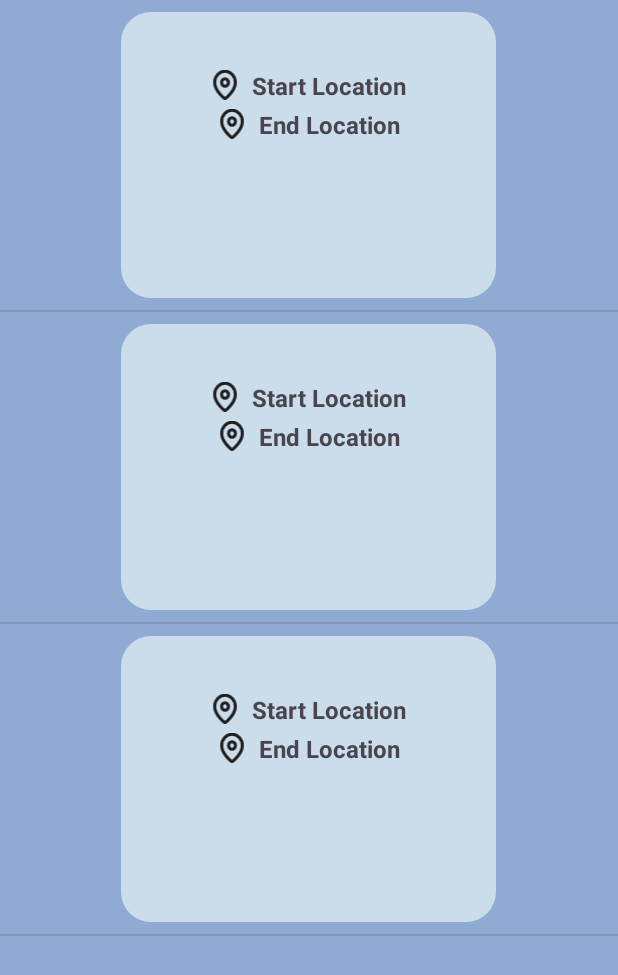
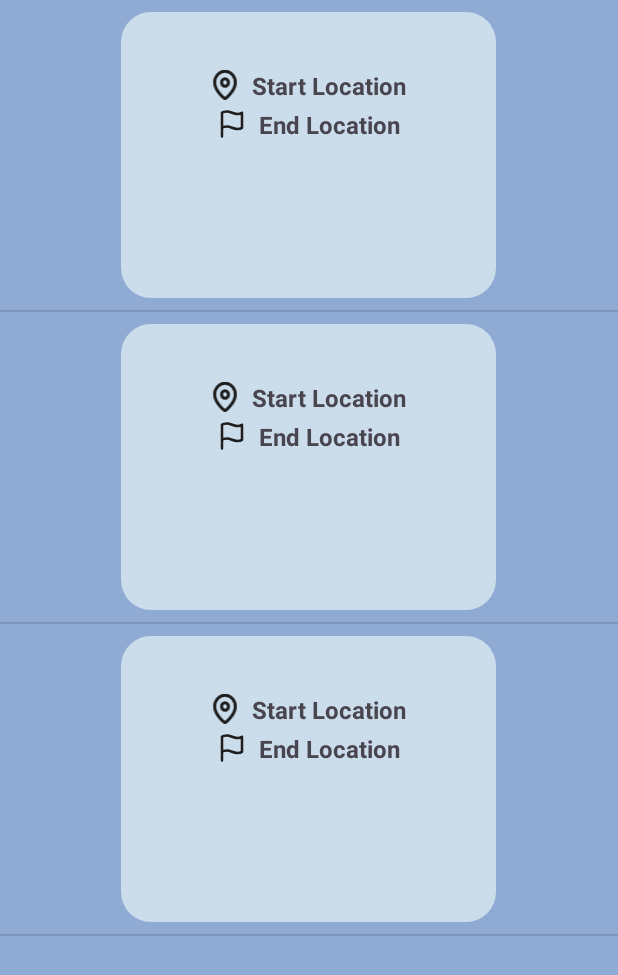
Before and after one commit to kzi-nastava/mrs-team2-TODO-Smisliti-ime, an Android app: the layout fragment_ride_history.xml on its own in the app's theme, with its tools: preview values and no code run, on a phone screen of 412 x 824 dp. Shown: the top 975 px of the screen. Run offline under Robolectric (Android 15) with nearby library versions, the phone set to English and light mode, and no system bars.

Commit message:
Add second icon

```diff
--- /dev/null
+++ b/mobileApp/app/src/main/res/drawable/flag.xml
@@ -0,0 +1,13 @@
+<vector xmlns:android="http://schemas.android.com/apk/res/android"
+    android:width="48dp"
+    android:height="48dp"
+    android:viewportWidth="48"
+    android:viewportHeight="48">
+  <path
+      android:pathData="M8,30C8,30 10,28 16,28C22,28 26,32 32,32C38,32 40,30 40,30V6C40,6 38,8 32,8C26,8 22,4 16,4C10,4 8,6 8,6V30ZM8,30V44"
+      android:strokeLineJoin="round"
+      android:strokeWidth="4"
+      android:fillColor="#00000000"
+      android:strokeColor="#1E1E1E"
+      android:strokeLineCap="round"/>
+</vector>
--- a/mobileApp/app/src/main/res/layout/ride_card.xml
+++ b/mobileApp/app/src/main/res/layout/ride_card.xml
@@ -17,15 +17,17 @@
     android:orientation="vertical"
     android:padding="12dp"
     android:background="@drawable/ride_history_card"
-    android:gravity="center"
-    android:layout_gravity="center_horizontal">
+    android:layout_gravity="center_horizontal"
+    android:gravity="center">
+
 
     <TextView
         android:id="@+id/tvDate"
         android:textStyle="bold"
         android:textSize="16sp"
         android:layout_width="wrap_content"
-        android:layout_height="wrap_content" />
+        android:layout_height="wrap_content"
+        />
 
 <!--    <TextView-->
 <!--        android:id="@+id/tvStartLocation"-->
@@ -72,7 +74,7 @@
         <ImageView
             android:layout_width="20dp"
             android:layout_height="20dp"
-            android:src="@drawable/map_pin"
+            android:src="@drawable/flag"
             android:contentDescription="End location flag"
             />
         <TextView
@@ -101,6 +103,7 @@
         android:textStyle="bold"
         android:textSize="40sp"
         android:layout_width="wrap_content"
-        android:layout_height="wrap_content" />
+        android:layout_height="wrap_content"
+        />
 </LinearLayout>
 </FrameLayout>
```
